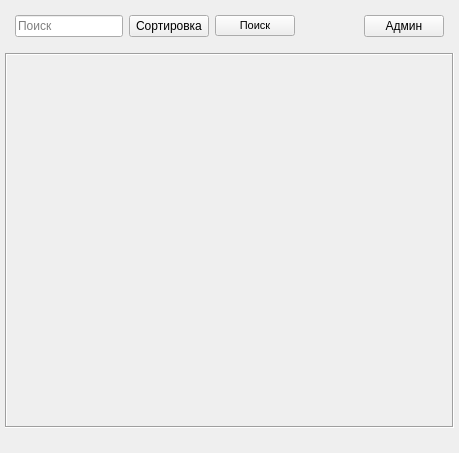
The window that ui_files/main_window.ui (gg-master/Cinema_prj) describes before a commit, drawn with Qt 5.
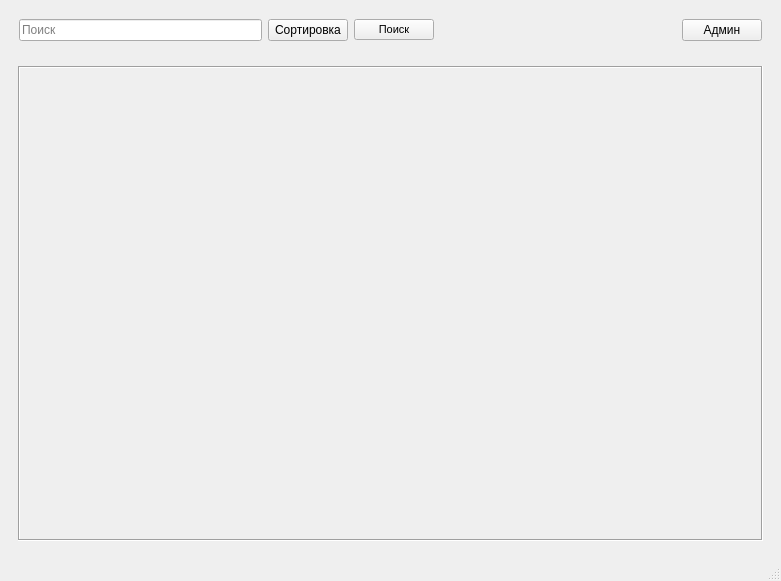
The same window after the commit. Icons and pictures are not drawn.

```diff
--- a/ui_files/main_window.ui
+++ b/ui_files/main_window.ui
@@ -1,31 +1,20 @@
 <?xml version="1.0" encoding="UTF-8"?>
 <ui version="4.0">
- <class>Form</class>
- <widget class="QWidget" name="Form">
+ <class>MainWindow</class>
+ <widget class="QMainWindow" name="MainWindow">
   <property name="geometry">
    <rect>
     <x>0</x>
     <y>0</y>
-    <width>459</width>
-    <height>453</height>
+    <width>781</width>
+    <height>581</height>
    </rect>
   </property>
   <property name="windowTitle">
    <string>Кинотеатр-0.0.1</string>
   </property>
-  <layout class="QVBoxLayout" name="verticalLayout">
-   <property name="leftMargin">
-    <number>5</number>
-   </property>
-   <property name="topMargin">
-    <number>5</number>
-   </property>
-   <property name="rightMargin">
-    <number>5</number>
-   </property>
-   <property name="bottomMargin">
-    <number>5</number>
-   </property>
+  <widget class="QWidget" name="centralwidget">
+   <layout class="QVBoxLayout" name="verticalLayout_2">
    <item>
     <layout class="QHBoxLayout" name="horizontalLayout">
      <property name="sizeConstraint">
@@ -108,6 +97,9 @@
     </layout>
    </item>
    <item>
+     <widget class="QWidget" name="widget" native="true">
+      <layout class="QVBoxLayout" name="verticalLayout">
+       <item>
     <widget class="QScrollArea" name="scrollArea">
      <property name="sizePolicy">
       <sizepolicy hsizetype="Preferred" vsizetype="Expanding">
@@ -135,21 +127,29 @@
        <rect>
         <x>0</x>
         <y>0</y>
-        <width>445</width>
-        <height>368</height>
+            <width>741</width>
+            <height>449</height>
        </rect>
       </property>
      </widget>
     </widget>
    </item>
-   <item>
-    <widget class="QLabel" name="statusBar">
-     <property name="text">
-      <string/>
-     </property>
+      </layout>
     </widget>
    </item>
   </layout>
+  </widget>
+  <widget class="QMenuBar" name="menubar">
+   <property name="geometry">
+    <rect>
+     <x>0</x>
+     <y>0</y>
+     <width>781</width>
+     <height>20</height>
+    </rect>
+   </property>
+  </widget>
+  <widget class="QStatusBar" name="statusbar"/>
  </widget>
  <resources/>
  <connections/>
```
Left out of the diff: 2 changed lines with no effect on the pictures. Lines whose indentation alone changed are shown as unchanged.
